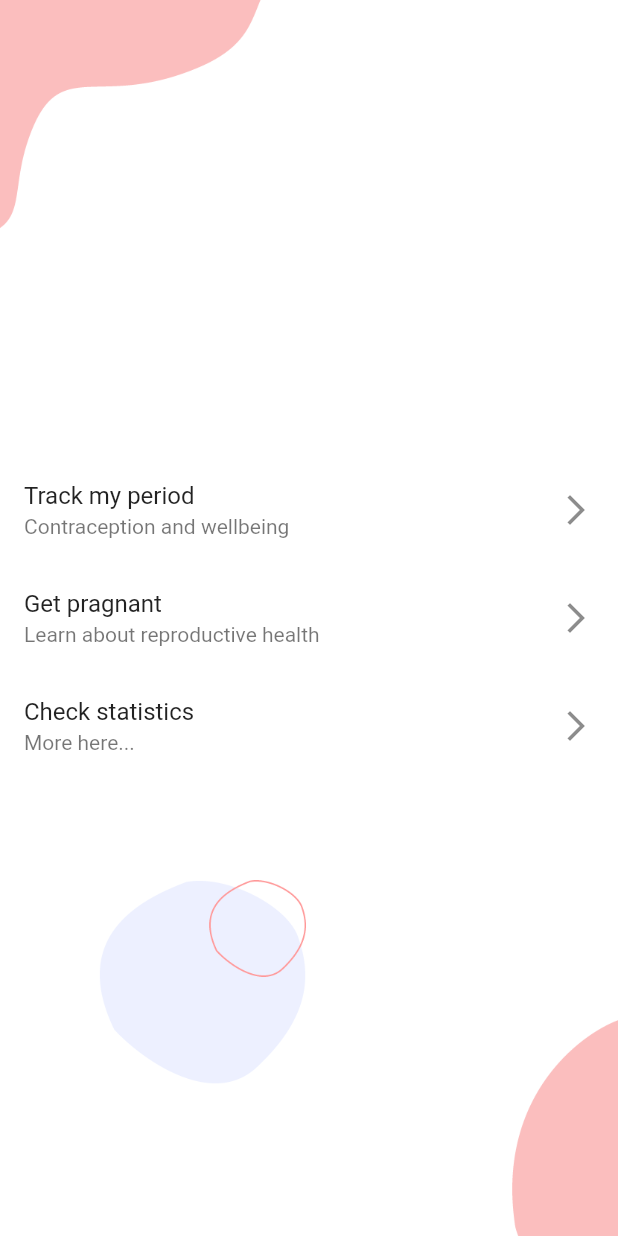
After one commit to MishaKomar/floracotest, a Flutter app: the screen it shows after launch, on a phone screen of 412 x 824 dp. The commit adds this screen. Run offline on Flutter 3.47's test engine with Material 2 defaults, Android fonts, the phone set to English and light mode, and no system bars; our stand-ins replace flutter_bloc.

Commit message:
Refactoring widgets

```diff
--- /dev/null
+++ b/lib/base/widgets/flora_background.dart
@@ -0,0 +1,55 @@
+import 'package:flutter/material.dart';
+
+class FloraBackground extends StatelessWidget {
+  final AssetImage assetImage;
+  final Widget? child;
+
+  const FloraBackground._({
+    required this.assetImage,
+    this.child,
+    super.key,
+  });
+
+  factory FloraBackground.home({
+    Widget? child,
+    Key? key,
+  }) =>
+      FloraBackground._(
+        assetImage: const AssetImage('assets/images/home.png'),
+        key: key,
+        child: child,
+      );
+
+  factory FloraBackground.date({
+    Widget? child,
+    Key? key,
+  }) =>
+      FloraBackground._(
+        assetImage: const AssetImage('assets/images/date.png'),
+        key: key,
+        child: child,
+      );
+
+  factory FloraBackground.statistics({
+    Widget? child,
+    Key? key,
+  }) =>
+      FloraBackground._(
+        assetImage: const AssetImage('assets/images/stats.png'),
+        key: key,
+        child: child,
+      );
+
+  @override
+  Widget build(BuildContext context) {
+    return Container(
+      decoration: BoxDecoration(
+        image: DecorationImage(
+          image: assetImage,
+          fit: BoxFit.cover,
+        ),
+      ),
+      child: child,
+    );
+  }
+}
--- a/lib/pages/1_home/home_page.dart
+++ b/lib/pages/1_home/home_page.dart
@@ -1,3 +1,4 @@
+import 'package:floracotest/base/widgets/flora_background.dart';
 import 'package:floracotest/pages/2_date_selector/date_selector_page.dart';
 import 'package:floracotest/pages/2_date_selector/date_selector_page_argument.dart';
 import 'package:floracotest/pages/3_statistics/statistics_page.dart';
@@ -7,6 +8,7 @@ import 'package:flutter_bloc/flutter_bloc.dart';
 import 'bloc/home_bloc.dart';
 // import 'bloc/home_event.dart';
 import 'bloc/home_state.dart';
+import 'widgets/flora_list_tile.dart';
 
 /// {@template home_page}
 /// A [StatelessWidget] that:
@@ -19,23 +21,16 @@ class HomePage extends StatelessWidget {
   @override
   Widget build(BuildContext context) {
     return Scaffold(
-      body: Container(
-        decoration: const BoxDecoration(
-          image: DecorationImage(
-            image: AssetImage('assets/images/home.png'),
-            fit: BoxFit.cover,
-          ),
-        ),
+      body: FloraBackground.home(
         child: Center(
           child: BlocBuilder<HomeBloc, HomeState>(
             builder: (BuildContext context, HomeState state) {
               return Column(
                 mainAxisAlignment: MainAxisAlignment.center,
                 children: [
-                  ListTile(
-                    title: const Text('Track my period'),
-                    subtitle: const Text('Contraception and wellbeing'),
-                    trailing: const Icon(Icons.arrow_forward_ios),
+                  FloraListTile(
+                    title: 'Track my period',
+                    subtitle: 'Contraception and wellbeing',
                     onTap: () {
                       Navigator.push(
                         context,
@@ -47,10 +42,9 @@ class HomePage extends StatelessWidget {
                       );
                     },
                   ),
-                  ListTile(
-                    title: const Text('Get pragnant'),
-                    subtitle: const Text('Learn about reproductive health'),
-                    trailing: const Icon(Icons.arrow_forward_ios),
+                  FloraListTile(
+                    title: 'Get pragnant',
+                    subtitle: 'Learn about reproductive health',
                     onTap: () {
                       Navigator.push(
                         context,
@@ -62,10 +56,9 @@ class HomePage extends StatelessWidget {
                       );
                     },
                   ),
-                  ListTile(
-                    title: const Text('Check statistics'),
-                    subtitle: const Text('More here...'),
-                    trailing: const Icon(Icons.arrow_forward_ios),
+                  FloraListTile(
+                    title: 'Check statistics',
+                    subtitle: 'More here...',
                     onTap: () {
                       Navigator.push(
                         context,
--- /dev/null
+++ b/lib/pages/1_home/widgets/flora_list_tile.dart
@@ -0,0 +1,23 @@
+import 'package:flutter/material.dart';
+
+class FloraListTile extends StatelessWidget {
+  final String title;
+  final String subtitle;
+  final VoidCallback? onTap;
+  const FloraListTile({
+    required this.title,
+    required this.subtitle,
+    this.onTap,
+    super.key,
+  });
+
+  @override
+  Widget build(BuildContext context) {
+    return ListTile(
+      title: Text(title),
+      subtitle: Text(subtitle),
+      trailing: const Icon(Icons.arrow_forward_ios),
+      onTap: onTap,
+    );
+  }
+}
```
Also changed, not shown: lib/pages/2_date_selector/date_selector_page.dart (+17 -49 lines), lib/pages/2_date_selector/widgets/flora_date_picker.dart (added, +25 -0 lines), lib/pages/2_date_selector/widgets/flora_title_text.dart (added, +18 -0 lines), lib/pages/2_date_selector/widgets/flora_year_picker.dart (added, +42 -0 lines), lib/pages/3_statistics/statistics_page.dart (+2 -7 lines).
